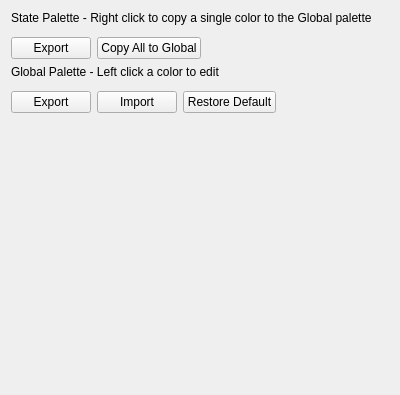
This is qt/tabpalette.ui in Lupinzar/gssex as Qt 5 draws it before an edit. The edited form follows.
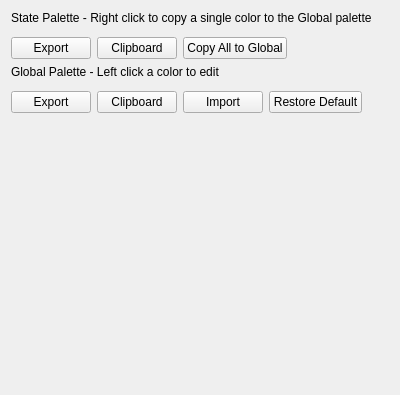
This is the edited form. Icons and pictures are not drawn. Custom widgets are drawn as their Qt base class.

Commit message: palette image to clipboard

Diff of the .ui file:
```diff
--- a/qt/tabpalette.ui
+++ b/qt/tabpalette.ui
@@ -53,6 +53,23 @@
        </property>
       </widget>
      </item>
+     <item>
+      <widget class="QPushButton" name="state_clipboard_button">
+       <property name="sizePolicy">
+        <sizepolicy hsizetype="Fixed" vsizetype="Fixed">
+         <horstretch>0</horstretch>
+         <verstretch>0</verstretch>
+        </sizepolicy>
+       </property>
+       <property name="text">
+        <string>Clipboard</string>
+       </property>
+       <property name="icon">
+        <iconset resource="resource.qrc">
+         <normaloff>:/icons/clipboard.svg</normaloff>:/icons/clipboard.svg</iconset>
+       </property>
+      </widget>
+     </item>
      <item>
       <widget class="QPushButton" name="copy_palette_button">
        <property name="sizePolicy">
@@ -124,6 +141,23 @@
        </property>
       </widget>
      </item>
+     <item>
+      <widget class="QPushButton" name="global_clipboard_button">
+       <property name="sizePolicy">
+        <sizepolicy hsizetype="Fixed" vsizetype="Fixed">
+         <horstretch>0</horstretch>
+         <verstretch>0</verstretch>
+        </sizepolicy>
+       </property>
+       <property name="text">
+        <string>Clipboard</string>
+       </property>
+       <property name="icon">
+        <iconset resource="resource.qrc">
+         <normaloff>:/icons/clipboard.svg</normaloff>:/icons/clipboard.svg</iconset>
+       </property>
+      </widget>
+     </item>
      <item>
       <widget class="QPushButton" name="global_import_button">
        <property name="sizePolicy">
```
The commit also changes 2 other files.
